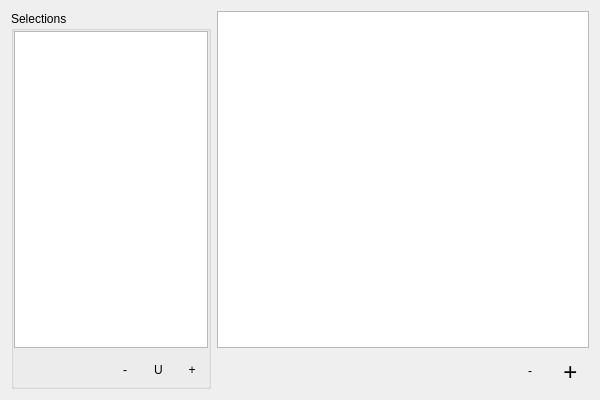
InsightCenterNoodles/NoodlesExplorer, file src/tableviewer.ui: the form before one commit.
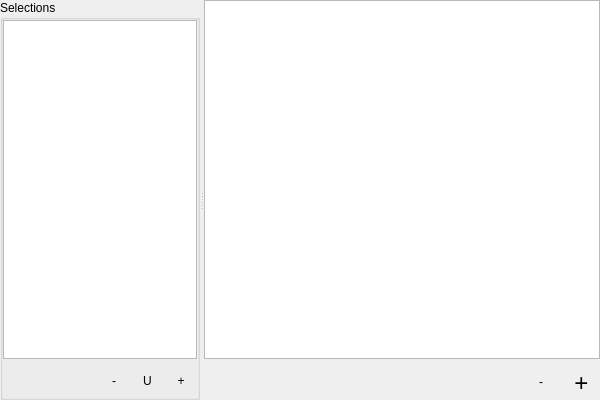
The form after the commit.

```diff
--- a/src/tableviewer.ui
+++ b/src/tableviewer.ui
@@ -14,7 +14,26 @@
    <string>Form</string>
   </property>
   <layout class="QHBoxLayout" name="horizontalLayout_3">
+   <property name="spacing">
+    <number>0</number>
+   </property>
+   <property name="leftMargin">
+    <number>0</number>
+   </property>
+   <property name="topMargin">
+    <number>0</number>
+   </property>
+   <property name="rightMargin">
+    <number>0</number>
+   </property>
+   <property name="bottomMargin">
+    <number>0</number>
+   </property>
    <item>
+    <widget class="QSplitter" name="splitter">
+     <property name="orientation">
+      <enum>Qt::Horizontal</enum>
+     </property>
     <widget class="QGroupBox" name="groupBox">
      <property name="sizePolicy">
       <sizepolicy hsizetype="Preferred" vsizetype="Preferred">
@@ -114,8 +133,7 @@
       </item>
      </layout>
     </widget>
-   </item>
-   <item>
+     <widget class="QWidget" name="">
     <layout class="QVBoxLayout" name="verticalLayout">
      <item>
       <widget class="QTableView" name="dataView">
@@ -188,6 +206,8 @@
       </layout>
      </item>
     </layout>
+     </widget>
+    </widget>
    </item>
   </layout>
  </widget>
```
Lines whose indentation alone changed are shown as unchanged.
